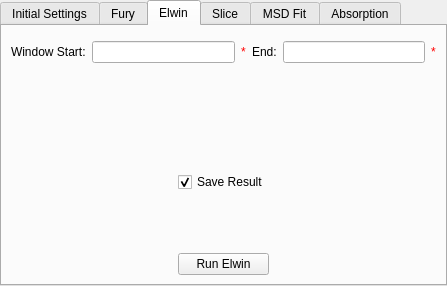
mantidproject/mantid, file Code/qtiplot/MantidQt/CustomInterfaces/inc/indirectAnalysis.ui: the form before one commit.
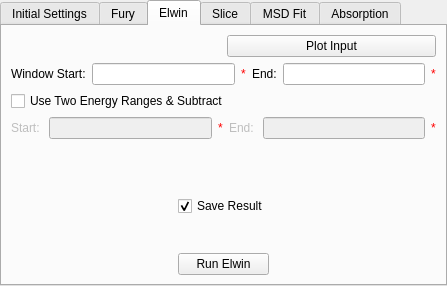
The form after the commit. The open tabs and pages were chosen to show the change. Custom widgets are drawn as their Qt base class.

Commit message:
re #1611 - indirectAnalysis ui adjustments based on feedback from Spencer
Fury - added Plot Input option, added support for multiple files.

Slice - linked the second time range options to the checkbox to automatically enable/disable them. adjusted the way that slice handles a second time range to use FlatBackground rather than Minus algorithm, taking default values for time ranges from the analyser/reflection parameter file.

Elwin - added second energy range a la slice, added support for multiple files, added Plot Input button

```diff
--- a/Code/qtiplot/MantidQt/CustomInterfaces/inc/indirectAnalysis.ui
+++ b/Code/qtiplot/MantidQt/CustomInterfaces/inc/indirectAnalysis.ui
@@ -360,22 +360,33 @@
       </attribute>
       <layout class="QVBoxLayout" name="verticalLayout_3" >
        <item>
-        <widget class="MantidQt::MantidWidgets::MWRunFiles" name="elwin_inputFile" >
-         <property name="findRunFiles" stdset="0" >
-          <bool>false</bool>
-         </property>
-         <property name="label" stdset="0" >
-          <string>Input File</string>
-         </property>
-         <property name="multipleFiles" stdset="0" >
-          <bool>false</bool>
-         </property>
-         <property name="fileExtensions" >
-          <stringlist>
-           <string>.nxs</string>
-          </stringlist>
-         </property>
-        </widget>
+        <layout class="QHBoxLayout" name="horizontalLayout_16" >
+         <item>
+          <widget class="MantidQt::MantidWidgets::MWRunFiles" name="elwin_inputFile" >
+           <property name="findRunFiles" stdset="0" >
+            <bool>false</bool>
+           </property>
+           <property name="label" stdset="0" >
+            <string>Input File</string>
+           </property>
+           <property name="multipleFiles" stdset="0" >
+            <bool>true</bool>
+           </property>
+           <property name="fileExtensions" >
+            <stringlist>
+             <string>.nxs</string>
+            </stringlist>
+           </property>
+          </widget>
+         </item>
+         <item>
+          <widget class="QPushButton" name="elwin_pbPlotInput" >
+           <property name="text" >
+            <string>Plot Input</string>
+           </property>
+          </widget>
+         </item>
+        </layout>
        </item>
        <item>
         <layout class="QHBoxLayout" name="horizontalLayout_3" >
@@ -421,6 +432,81 @@
          </item>
         </layout>
        </item>
+       <item>
+        <layout class="QHBoxLayout" name="horizontalLayout_13" >
+         <item>
+          <widget class="QCheckBox" name="elwin_ckUseTwoRanges" >
+           <property name="text" >
+            <string>Use Two Energy Ranges &amp;&amp; Subtract</string>
+           </property>
+          </widget>
+         </item>
+        </layout>
+       </item>
+       <item>
+        <layout class="QHBoxLayout" name="horizontalLayout_15" >
+         <item>
+          <widget class="QLabel" name="elwin_lbR2Start" >
+           <property name="enabled" >
+            <bool>false</bool>
+           </property>
+           <property name="text" >
+            <string>Start: </string>
+           </property>
+          </widget>
+         </item>
+         <item>
+          <widget class="QLineEdit" name="elwin_leRangeTwoStart" >
+           <property name="enabled" >
+            <bool>false</bool>
+           </property>
+          </widget>
+         </item>
+         <item>
+          <widget class="QLabel" name="elwin_valRangeTwoStart" >
+           <property name="enabled" >
+            <bool>false</bool>
+           </property>
+           <property name="styleSheet" >
+            <string notr="true" >color: rgb(255, 0, 0);</string>
+           </property>
+           <property name="text" >
+            <string>*</string>
+           </property>
+          </widget>
+         </item>
+         <item>
+          <widget class="QLabel" name="elwin_lbR2End" >
+           <property name="enabled" >
+            <bool>false</bool>
+           </property>
+           <property name="text" >
+            <string>End: </string>
+           </property>
+          </widget>
+         </item>
+         <item>
+          <widget class="QLineEdit" name="elwin_leRangeTwoEnd" >
+           <property name="enabled" >
+            <bool>false</bool>
+           </property>
+          </widget>
+         </item>
+         <item>
+          <widget class="QLabel" name="elwin_valRangeTwoEnd" >
+           <property name="enabled" >
+            <bool>false</bool>
+           </property>
+           <property name="styleSheet" >
+            <string notr="true" >color: rgb(255, 0, 0);</string>
+           </property>
+           <property name="text" >
+            <string>*</string>
+           </property>
+          </widget>
+         </item>
+        </layout>
+       </item>
        <item>
         <spacer name="verticalSpacer_7" >
          <property name="orientation" >
```
Left out of the diff: 34 changed lines with no effect on the pictures. The commit also changes 4 other files.
